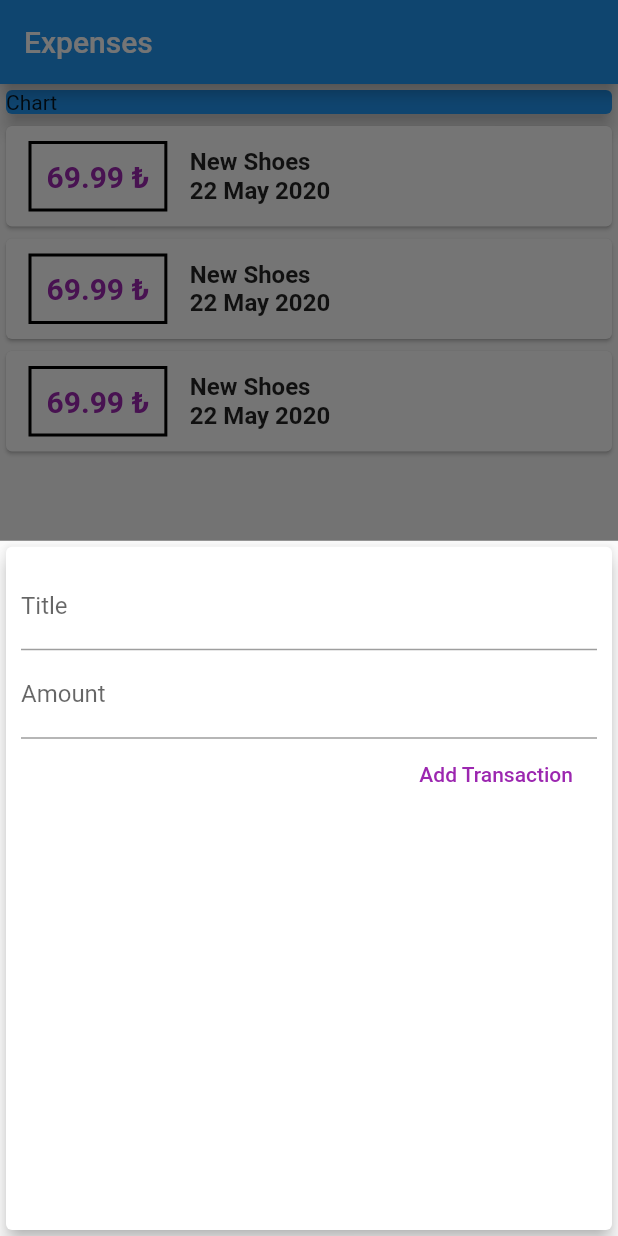
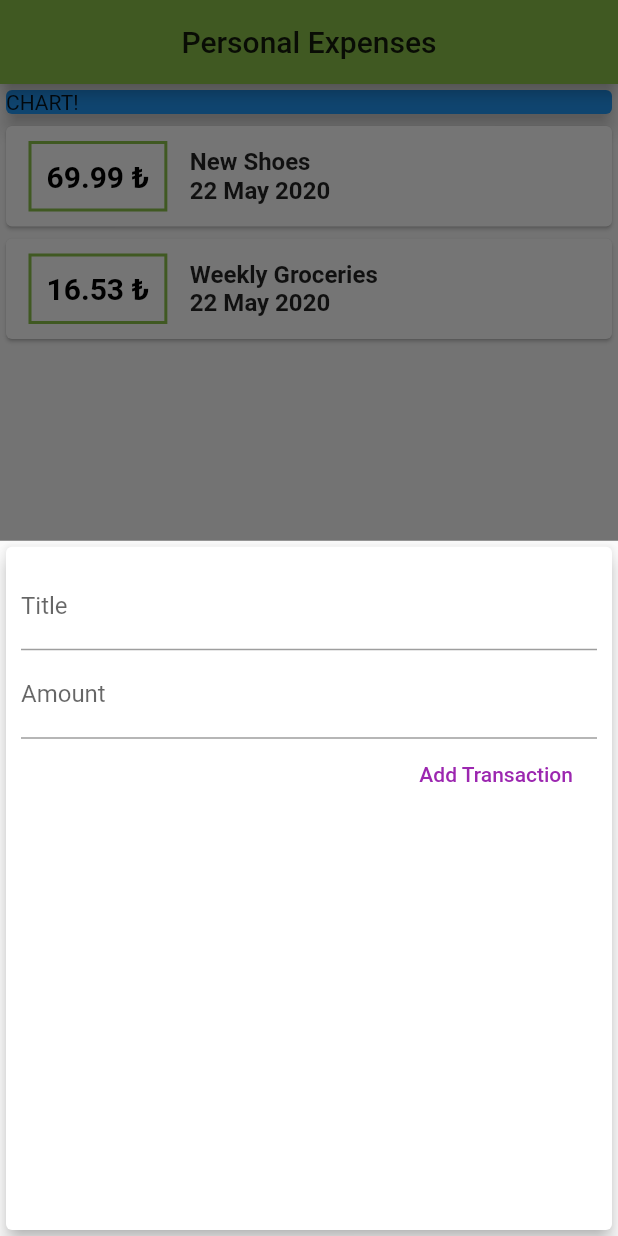
Before and after one commit to cafererensimsek/personal_expenses, a Flutter app: the screen it shows after launch, after a tap on the "add" icon, on a phone screen of 412 x 824 dp. Run offline on Flutter 3.47's test engine with Material 2 defaults, Android fonts, the phone set to English and light mode, and no system bars.

Commit message:
main.dart mistakes fixed

```diff
--- a/lib/main.dart
+++ b/lib/main.dart
@@ -1,16 +1,31 @@
-import 'package:app_1/widgets/new_transactions.dart';
-import 'package:app_1/widgets/transaction_list.dart';
 import 'package:flutter/material.dart';
-import 'models/transaction.dart';
+import './widgets/new_transactions.dart';
+import './widgets/transaction_list.dart';
+import './models/transaction.dart';
 
-void main() => runApp(MaterialApp(home: MyApp()));
+void main() => runApp(MyApp());
 
-class MyApp extends StatefulWidget {
+class MyApp extends StatelessWidget {
   @override
-  _MyAppState createState() => _MyAppState();
+  Widget build(BuildContext context) {
+    return MaterialApp(
+      debugShowCheckedModeBanner: false,
+      title: 'Personal Expenses',
+      theme: ThemeData(
+        primarySwatch: Colors.lightGreen,
+        accentColor: Colors.limeAccent,
+      ),
+      home: MyHomePage(),
+    );
+  }
 }
 
-class _MyAppState extends State<MyApp> {
+class MyHomePage extends StatefulWidget {
+  @override
+  _MyHomePageState createState() => _MyHomePageState();
+}
+
+class _MyHomePageState extends State<MyHomePage> {
   final List<Transaction> _userTransactions = [
     Transaction(
       id: 't1',
@@ -19,15 +34,9 @@ class _MyAppState extends State<MyApp> {
       date: DateTime.now(),
     ),
     Transaction(
-      id: 't1',
-      title: 'New Shoes',
-      amount: 69.99,
-      date: DateTime.now(),
-    ),
-    Transaction(
-      id: 't1',
-      title: 'New Shoes',
-      amount: 69.99,
+      id: 't2',
+      title: 'Weekly Groceries',
+      amount: 16.53,
       date: DateTime.now(),
     ),
   ];
@@ -60,21 +69,21 @@ class _MyAppState extends State<MyApp> {
 
   @override
   Widget build(BuildContext context) {
-    return MaterialApp(
-      debugShowCheckedModeBanner: false,
-      home: Scaffold(
+    return Scaffold(
       appBar: AppBar(
-          title: Text('Expenses'),
+        title: Text('Personal Expenses'),
+        centerTitle: true,
       ),
       body: SingleChildScrollView(
         child: Column(
+          // mainAxisAlignment: MainAxisAlignment.start,
           crossAxisAlignment: CrossAxisAlignment.stretch,
-            children: [
+          children: <Widget>[
             Container(
               width: double.infinity,
               child: Card(
                 color: Colors.blue,
-                  child: Text('Chart'),
+                child: Text('CHART!'),
                 elevation: 5,
               ),
             ),
@@ -86,7 +95,6 @@ class _MyAppState extends State<MyApp> {
         child: Icon(Icons.add),
         onPressed: () => _startAddNewTransaction(context),
       ),
-      ),
     );
   }
 }
--- a/lib/widgets/new_transactions.dart
+++ b/lib/widgets/new_transactions.dart
@@ -1,11 +1,18 @@
 import 'package:flutter/material.dart';
 
-class NewTransaction extends StatelessWidget {
+class NewTransaction extends StatefulWidget {
   final Function addTx;
-  final titleController = TextEditingController();
-  final amountController = TextEditingController();
 
   NewTransaction(this.addTx);
+
+  @override
+  _NewTransactionState createState() => _NewTransactionState();
+}
+
+class _NewTransactionState extends State<NewTransaction> {
+  final titleController = TextEditingController();
+
+  final amountController = TextEditingController();
 
   void submitData() {
     final enteredTitle = titleController.text;
@@ -15,10 +22,12 @@ class NewTransaction extends StatelessWidget {
       return;
     }
 
-    addTx(
+    widget.addTx(
       enteredTitle,
       enteredAmount,
     );
+
+    Navigator.of(context).pop();
   }
 
   @override
--- a/lib/widgets/transaction_list.dart
+++ b/lib/widgets/transaction_list.dart
@@ -20,7 +20,7 @@ class TransactionList extends StatelessWidget {
                   margin: EdgeInsets.symmetric(vertical: 10, horizontal: 15),
                   decoration: BoxDecoration(
                       border: Border.all(
-                    color: Colors.black,
+                    color: Theme.of(context).primaryColor,
                     width: 2,
                   )),
                   padding: EdgeInsets.all(10),
@@ -29,7 +29,7 @@ class TransactionList extends StatelessWidget {
                     style: TextStyle(
                       fontWeight: FontWeight.bold,
                       fontSize: 20,
-                      color: Colors.purple,
+                      color: Colors.black,
                     ),
                   ),
                 ),
```
Lines whose indentation alone changed are shown as unchanged.
